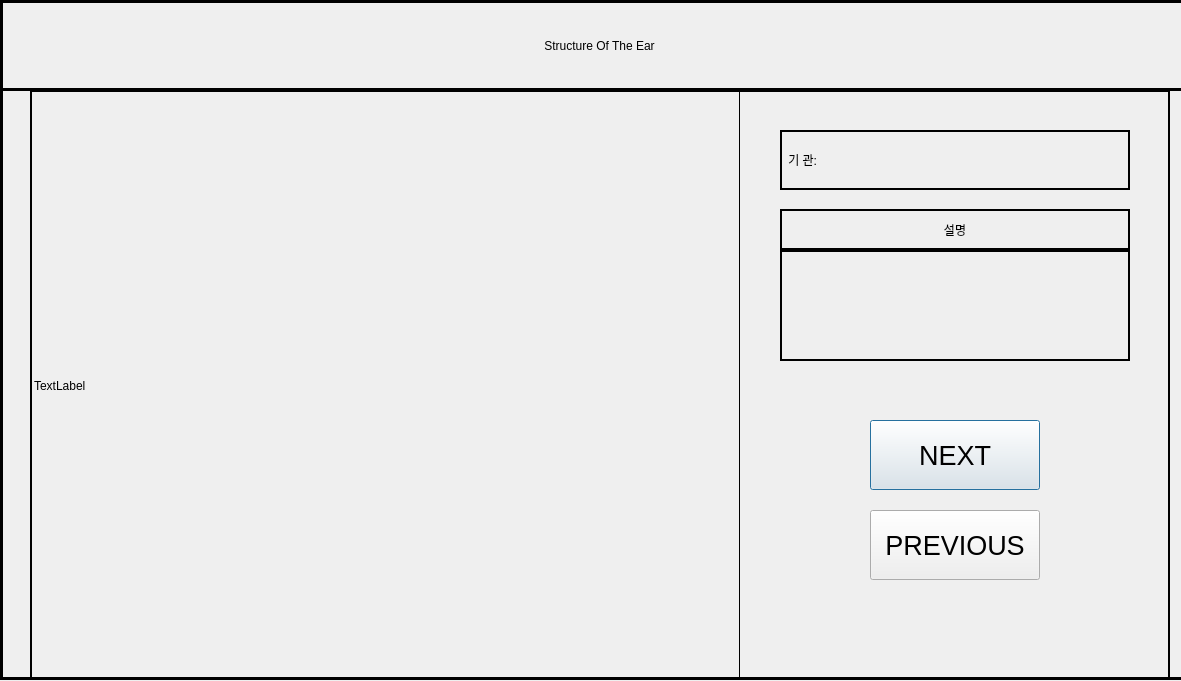
Before: the Qt Designer form project/sound/Ear System.ui in mioneu0358/python1, drawn with Qt 5.
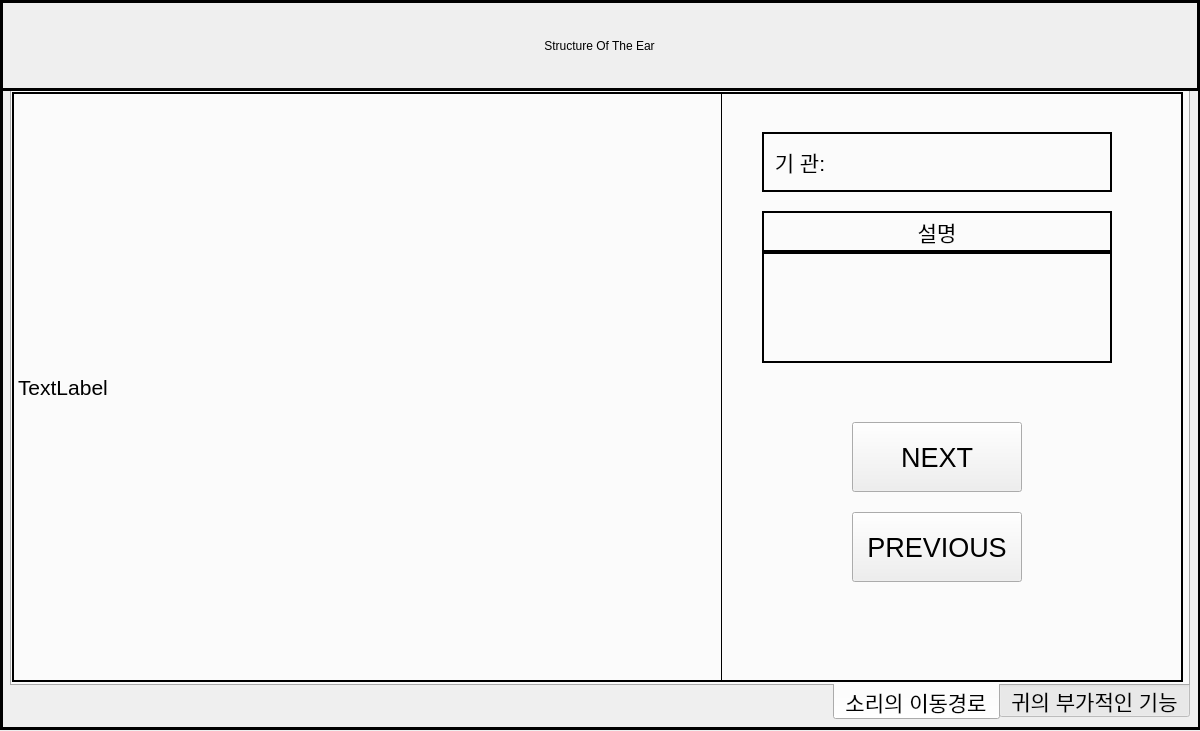
After: the same form once the commit is applied. The open tabs and pages were chosen to show the change.

What changed in the file:
```diff
--- a/project/sound/Ear System.ui
+++ b/project/sound/Ear System.ui
@@ -6,8 +6,8 @@
    <rect>
     <x>0</x>
     <y>0</y>
-    <width>1181</width>
-    <height>681</height>
+    <width>1200</width>
+    <height>731</height>
    </rect>
   </property>
   <property name="windowTitle">
@@ -19,7 +19,7 @@
      <x>0</x>
      <y>0</y>
      <width>1201</width>
-     <height>680</height>
+     <height>730</height>
     </rect>
    </property>
    <property name="frameShape">
@@ -57,12 +57,47 @@
      <set>Qt::AlignCenter</set>
     </property>
    </widget>
-   <widget class="QFrame" name="SubFrame">
+   <widget class="QTabWidget" name="tabWidget">
     <property name="geometry">
      <rect>
-      <x>30</x>
+      <x>10</x>
       <y>90</y>
-      <width>1140</width>
+      <width>1180</width>
+      <height>630</height>
+     </rect>
+    </property>
+    <property name="font">
+     <font>
+      <family>Arial</family>
+      <pointsize>16</pointsize>
+      <stylestrategy>PreferAntialias</stylestrategy>
+     </font>
+    </property>
+    <property name="toolTip">
+     <string>&lt;html&gt;&lt;head/&gt;&lt;body&gt;&lt;p&gt;&lt;span style=&quot; font-size:18pt;&quot;&gt;소리의 이동경로&lt;/span&gt;&lt;/p&gt;&lt;/body&gt;&lt;/html&gt;</string>
+    </property>
+    <property name="layoutDirection">
+     <enum>Qt::RightToLeft</enum>
+    </property>
+    <property name="tabPosition">
+     <enum>QTabWidget::South</enum>
+    </property>
+    <property name="currentIndex">
+     <number>0</number>
+    </property>
+    <property name="elideMode">
+     <enum>Qt::ElideLeft</enum>
+    </property>
+    <widget class="QWidget" name="AnotherTab">
+     <attribute name="title">
+      <string>귀의 부가적인 기능</string>
+     </attribute>
+     <widget class="QFrame" name="SubFrame_2">
+      <property name="geometry">
+       <rect>
+        <x>0</x>
+        <y>0</y>
+        <width>1171</width>
       <height>590</height>
      </rect>
     </property>
@@ -75,7 +110,7 @@
     <property name="lineWidth">
      <number>2</number>
     </property>
-    <widget class="QLabel" name="EarLabel">
+      <widget class="QLabel" name="EarLabel_4">
      <property name="geometry">
       <rect>
        <x>0</x>
@@ -91,7 +126,7 @@
       <string>TextLabel</string>
      </property>
     </widget>
-    <widget class="QLabel" name="OrganLabel">
+      <widget class="QLabel" name="OrganLabel_7">
      <property name="geometry">
       <rect>
        <x>750</x>
@@ -119,7 +154,7 @@
       <set>Qt::AlignLeading|Qt::AlignLeft|Qt::AlignVCenter</set>
      </property>
     </widget>
-    <widget class="QLabel" name="ExplainLabel">
+      <widget class="QLabel" name="ExplainLabel_4">
      <property name="geometry">
       <rect>
        <x>750</x>
@@ -147,7 +182,7 @@
       <set>Qt::AlignCenter</set>
      </property>
     </widget>
-    <widget class="QPushButton" name="NextBtn">
+      <widget class="QPushButton" name="NextBtn_4">
      <property name="geometry">
       <rect>
        <x>840</x>
@@ -165,7 +200,7 @@
       <string>NEXT</string>
      </property>
     </widget>
-    <widget class="QPushButton" name="PreviousBtn">
+      <widget class="QPushButton" name="PreviousBtn_4">
      <property name="geometry">
       <rect>
        <x>840</x>
@@ -183,7 +218,7 @@
       <string>PREVIOUS</string>
      </property>
     </widget>
-    <widget class="QLabel" name="OrganLabel_2">
+      <widget class="QLabel" name="OrganLabel_8">
      <property name="geometry">
       <rect>
        <x>750</x>
@@ -212,7 +247,169 @@
      </property>
     </widget>
    </widget>
-   <zorder>SubFrame</zorder>
+    </widget>
+    <widget class="QWidget" name="SoundTab">
+     <attribute name="title">
+      <string>소리의 이동경로</string>
+     </attribute>
+     <widget class="QFrame" name="SubFrame">
+      <property name="geometry">
+       <rect>
+        <x>0</x>
+        <y>0</y>
+        <width>1171</width>
+        <height>590</height>
+       </rect>
+      </property>
+      <property name="frameShape">
+       <enum>QFrame::Box</enum>
+      </property>
+      <property name="frameShadow">
+       <enum>QFrame::Plain</enum>
+      </property>
+      <property name="lineWidth">
+       <number>2</number>
+      </property>
+      <widget class="QLabel" name="EarLabel_2">
+       <property name="geometry">
+        <rect>
+         <x>0</x>
+         <y>-10</y>
+         <width>710</width>
+         <height>611</height>
+        </rect>
+       </property>
+       <property name="frameShape">
+        <enum>QFrame::Box</enum>
+       </property>
+       <property name="text">
+        <string>TextLabel</string>
+       </property>
+      </widget>
+      <widget class="QLabel" name="OrganLabel_3">
+       <property name="geometry">
+        <rect>
+         <x>750</x>
+         <y>40</y>
+         <width>350</width>
+         <height>60</height>
+        </rect>
+       </property>
+       <property name="styleSheet">
+        <string notr="true">font: 22pt &quot;Segoe Print&quot;;</string>
+       </property>
+       <property name="frameShape">
+        <enum>QFrame::Box</enum>
+       </property>
+       <property name="lineWidth">
+        <number>2</number>
+       </property>
+       <property name="midLineWidth">
+        <number>0</number>
+       </property>
+       <property name="text">
+        <string> 기 관:  </string>
+       </property>
+       <property name="alignment">
+        <set>Qt::AlignLeading|Qt::AlignLeft|Qt::AlignVCenter</set>
+       </property>
+      </widget>
+      <widget class="QLabel" name="ExplainLabel_2">
+       <property name="geometry">
+        <rect>
+         <x>750</x>
+         <y>160</y>
+         <width>350</width>
+         <height>111</height>
+        </rect>
+       </property>
+       <property name="font">
+        <font>
+         <family>Agency FB</family>
+         <pointsize>18</pointsize>
+        </font>
+       </property>
+       <property name="frameShape">
+        <enum>QFrame::Box</enum>
+       </property>
+       <property name="lineWidth">
+        <number>2</number>
+       </property>
+       <property name="text">
+        <string/>
+       </property>
+       <property name="alignment">
+        <set>Qt::AlignCenter</set>
+       </property>
+      </widget>
+      <widget class="QPushButton" name="NextBtn_2">
+       <property name="geometry">
+        <rect>
+         <x>840</x>
+         <y>330</y>
+         <width>170</width>
+         <height>70</height>
+        </rect>
+       </property>
+       <property name="font">
+        <font>
+         <pointsize>20</pointsize>
+        </font>
+       </property>
+       <property name="text">
+        <string>NEXT</string>
+       </property>
+      </widget>
+      <widget class="QPushButton" name="PreviousBtn_2">
+       <property name="geometry">
+        <rect>
+         <x>840</x>
+         <y>420</y>
+         <width>170</width>
+         <height>70</height>
+        </rect>
+       </property>
+       <property name="font">
+        <font>
+         <pointsize>20</pointsize>
+        </font>
+       </property>
+       <property name="text">
+        <string>PREVIOUS</string>
+       </property>
+      </widget>
+      <widget class="QLabel" name="OrganLabel_4">
+       <property name="geometry">
+        <rect>
+         <x>750</x>
+         <y>119</y>
+         <width>350</width>
+         <height>41</height>
+        </rect>
+       </property>
+       <property name="styleSheet">
+        <string notr="true">font: 18pt &quot;Segoe Print&quot;;</string>
+       </property>
+       <property name="frameShape">
+        <enum>QFrame::Box</enum>
+       </property>
+       <property name="lineWidth">
+        <number>2</number>
+       </property>
+       <property name="midLineWidth">
+        <number>0</number>
+       </property>
+       <property name="text">
+        <string>설명</string>
+       </property>
+       <property name="alignment">
+        <set>Qt::AlignCenter</set>
+       </property>
+      </widget>
+     </widget>
+    </widget>
+   </widget>
+   <zorder>tabWidget</zorder>
    <zorder>TitleLabel</zorder>
   </widget>
  </widget>
```
Lines whose indentation alone changed are shown as unchanged.
